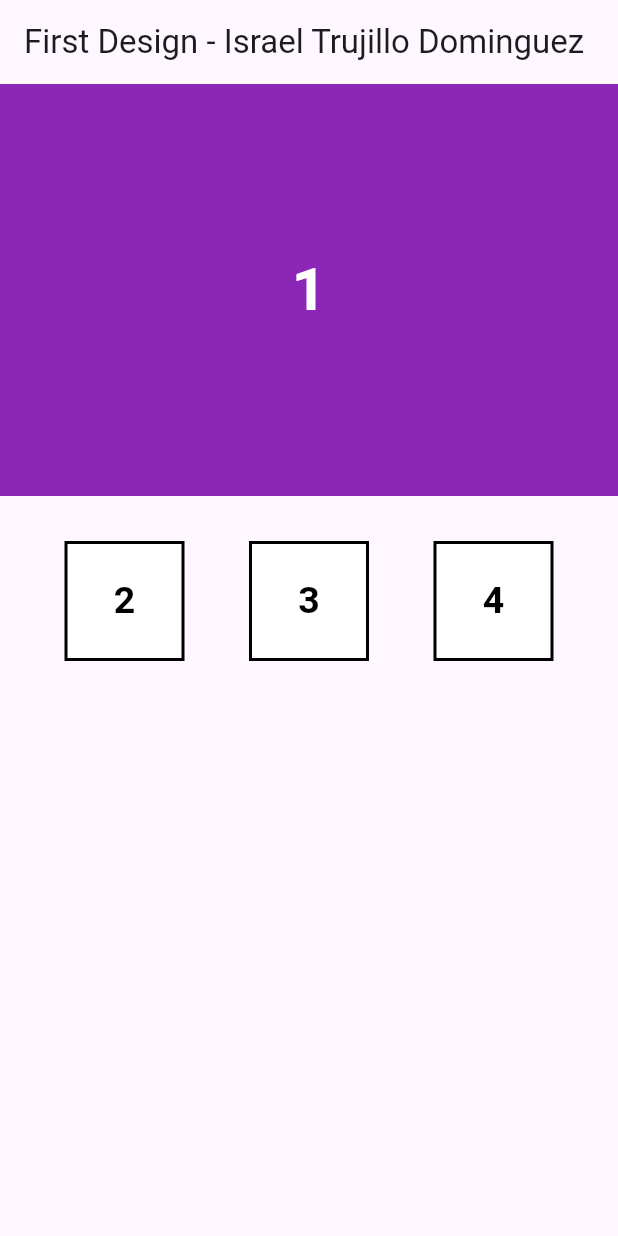
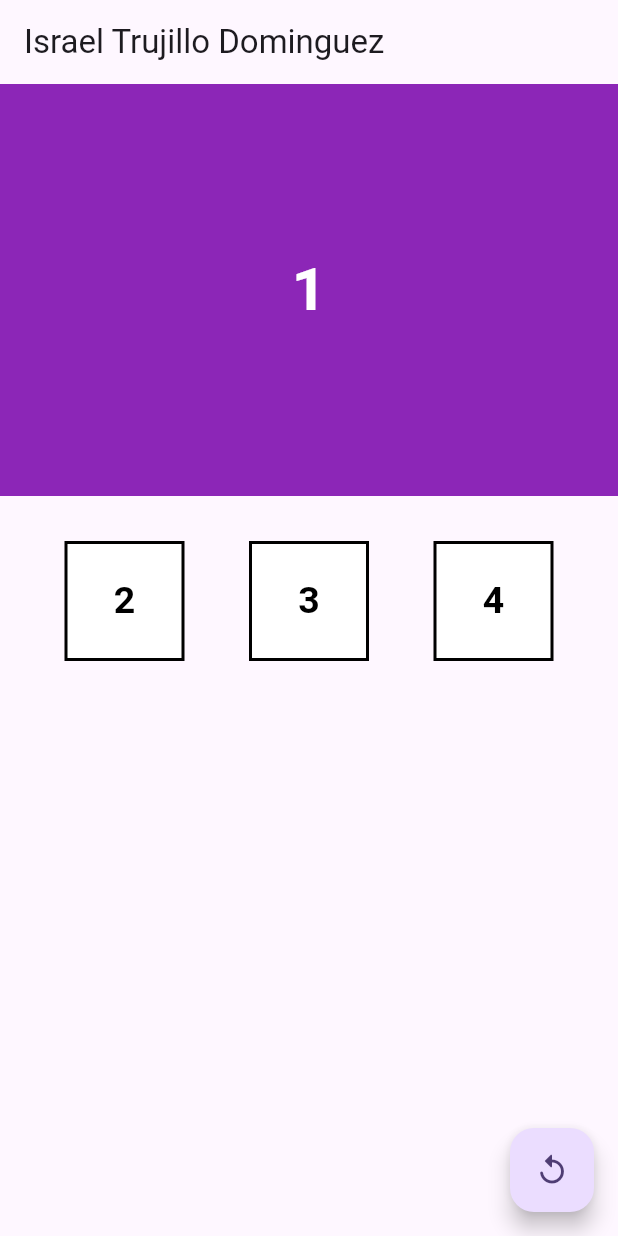
Before and after one commit to Isradeveloper/taller_1_computacion_movil, a Flutter app: the screen it shows after launch, on a phone screen of 412 x 824 dp. Run offline on Flutter 3.47's test engine with Material 3 defaults, Android fonts, the light colour scheme and no system bars.

Commit message:
Segundo diseño

```diff
--- a/lib/presentation/screens/first_design.dart
+++ b/lib/components/screens/first_design.dart
@@ -5,11 +5,7 @@ class FirstDesign extends StatelessWidget {
 
   @override
   Widget build(BuildContext context) {
-    return Scaffold(
-      appBar: AppBar(
-        title: const Text('First Design - Israel Trujillo Dominguez'),
-      ),
-      body: Column(
+    return Column(
         children: [
           Container(
             color: const Color.fromARGB(255, 140, 38, 183),
@@ -43,8 +39,7 @@ class FirstDesign extends StatelessWidget {
             ),
           ),
         ],
-      ),
-    );
+      );
   }
 }
 
--- a/lib/main.dart
+++ b/lib/main.dart
@@ -1,23 +1,46 @@
 import 'package:flutter/material.dart';
-import 'package:taller_1_computacion_movil/presentation/screens/first_design.dart';
+import 'package:taller_1_computacion_movil/components/screens/first_design.dart';
+import 'package:taller_1_computacion_movil/components/screens/second_design.dart';
 
 void main() {
   runApp(const MyApp());
 }
 
-class MyApp extends StatelessWidget {
+class MyApp extends StatefulWidget {
   const MyApp({super.key});
+
+  @override
+  State<MyApp> createState() => _MyAppState();
+}
+
+class _MyAppState extends State<MyApp> {
+  bool firstScreen = true;
+
+  void changeScreen() {
+    firstScreen = !firstScreen;
+    setState(() {});
+  }
 
   // This widget is the root of your application.
   @override
   Widget build(BuildContext context) {
     return MaterialApp(
+      debugShowCheckedModeBanner: false,
       title: 'Israel Trujillo Dominguez',
       theme: ThemeData(
         colorScheme: ColorScheme.fromSeed(seedColor: Colors.deepPurple),
         useMaterial3: true,
       ),
-      home: const FirstDesign(),
+      home: Scaffold(
+        appBar: AppBar(
+          title: const Text('Israel Trujillo Dominguez'),
+        ),
+        body: (firstScreen ? const FirstDesign() : const SecondDesign()),
+        floatingActionButton: FloatingActionButton(
+          onPressed: changeScreen,
+          child: const Icon(Icons.replay_rounded),
+        ),
+      ),
     );
   }
 }
```
Also changed, not shown: lib/components/screens/second_design.dart (added, +68 -0 lines).
